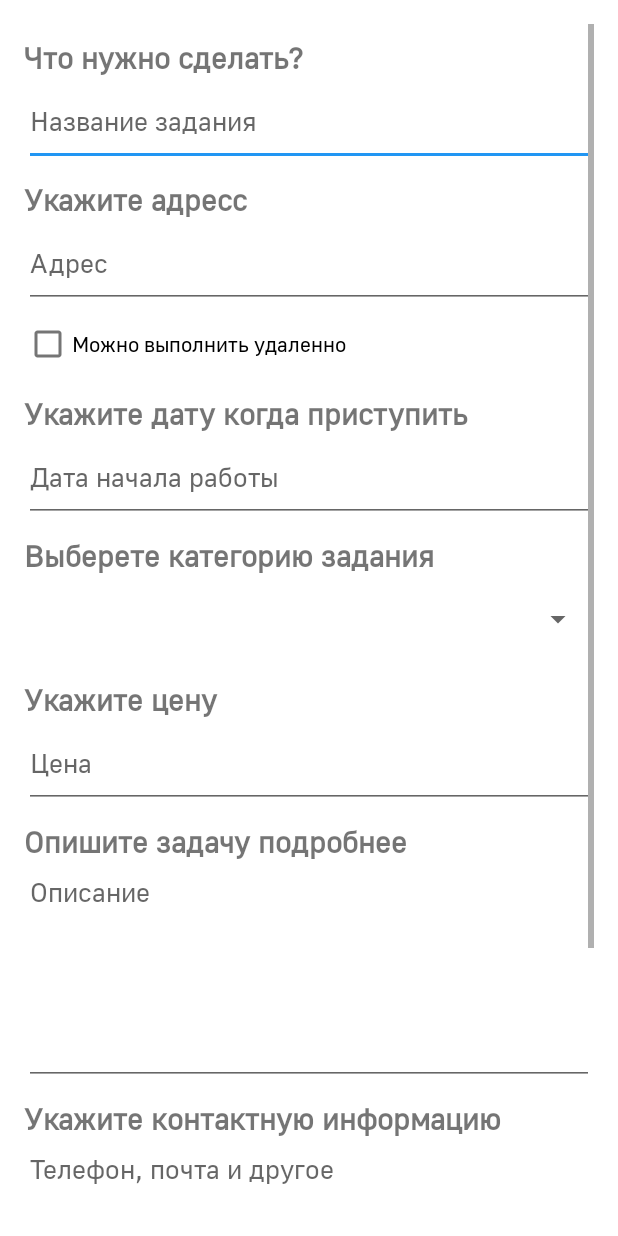
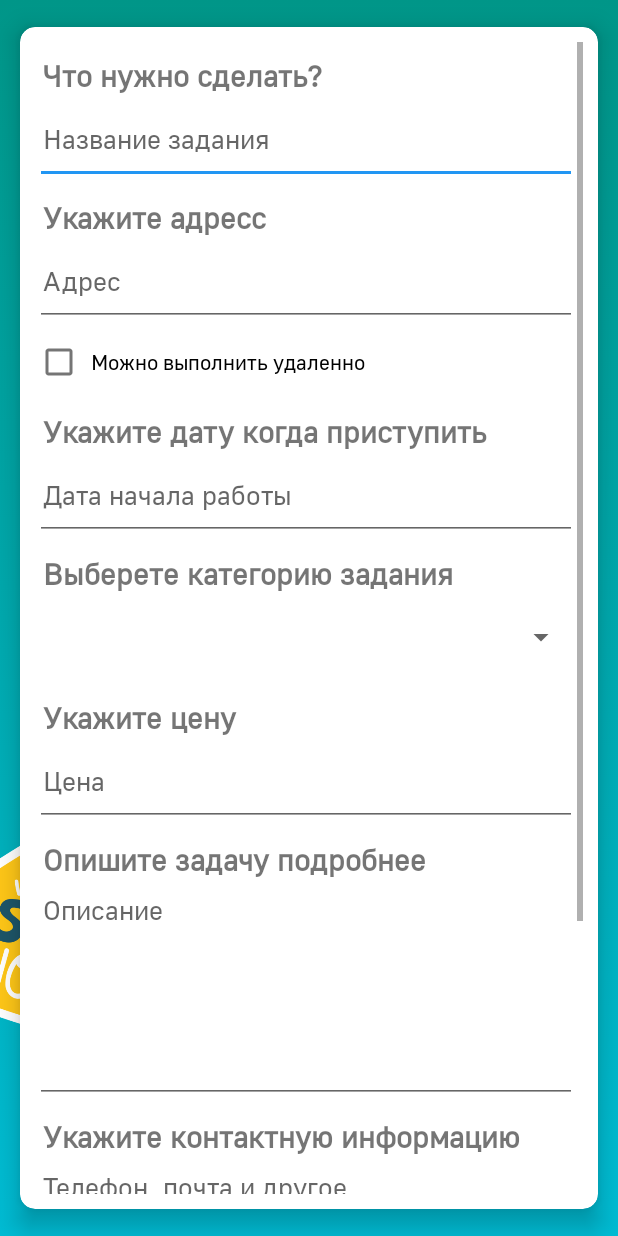
Before and after one commit to DaniilVdovin/ItsWork_Android_Java, an Android app: the fragment CreateTaskFragment shown on its own in the app's theme, on a phone screen of 412 x 824 dp. Run offline under Robolectric (Android 15) with nearby library versions, the phone set to English and light mode, and no system bars; libraries missing offline, so code that uses them is left out: com.loopj.android, cz.msebera.android.

Commit message:
fix task create UI

```diff
--- a/app/src/main/res/layout/fragment_create_task.xml
+++ b/app/src/main/res/layout/fragment_create_task.xml
@@ -5,21 +5,27 @@
     android:id="@+id/frameLayout"
     android:layout_width="match_parent"
     android:layout_height="match_parent"
-    tools:context=".ui.task.createtask.CreateTaskFragment" >
+    android:background="@drawable/screen_login_bacground"
+    tools:context=".ui.task.createtask.CreateTaskFragment">
+
+    <androidx.cardview.widget.CardView
+        android:layout_width="0dp"
+        android:layout_height="wrap_content"
+        app:cardCornerRadius="10dp"
+        app:cardElevation="10dp"
+        app:cardPreventCornerOverlap="true"
+        app:cardUseCompatPadding="true"
+        app:contentPadding="10dp"
+        app:layout_constraintEnd_toEndOf="parent"
+        app:layout_constraintStart_toStartOf="parent"
+        app:layout_constraintTop_toTopOf="parent">
 
         <ScrollView
             android:id="@+id/scrollView2"
-        android:layout_width="0dp"
-        android:layout_height="0dp"
-        android:layout_marginStart="16dp"
-        android:layout_marginTop="16dp"
-        android:layout_marginEnd="16dp"
-        android:layout_marginBottom="8dp"
-        android:scrollbarStyle="outsideOverlay"
-        app:layout_constraintBottom_toBottomOf="parent"
-        app:layout_constraintEnd_toEndOf="parent"
-        app:layout_constraintStart_toStartOf="parent"
-        app:layout_constraintTop_toTopOf="parent">
+            android:layout_width="match_parent"
+            android:layout_height="wrap_content"
+            android:fadeScrollbars="true"
+            android:scrollbarStyle="outsideInset">
 
             <LinearLayout
                 android:layout_width="match_parent"
@@ -30,6 +36,7 @@
                     android:id="@+id/textView"
                     android:layout_width="match_parent"
                     android:layout_height="wrap_content"
+                    android:paddingStart="5dp"
                     android:paddingTop="10dp"
                     android:text="Что нужно сделать?"
                     android:textSize="20sp"
@@ -41,12 +48,14 @@
                     android:layout_height="60dp"
                     android:ems="10"
                     android:hint="Название задания"
-                android:inputType="textPersonName" />
+                    android:inputType="textPersonName"
+                    android:paddingStart="5dp" />
 
                 <TextView
                     android:id="@+id/textView2"
                     android:layout_width="match_parent"
                     android:layout_height="wrap_content"
+                    android:paddingStart="5dp"
                     android:paddingTop="10dp"
                     android:text="Укажите адресс"
                     android:textSize="20sp"
@@ -58,18 +67,21 @@
                     android:layout_height="60dp"
                     android:ems="10"
                     android:hint="Адрес"
-                android:inputType="textPostalAddress" />
+                    android:inputType="textPostalAddress"
+                    android:paddingStart="5dp" />
 
                 <CheckBox
                     android:id="@+id/cb_remote"
                     android:layout_width="match_parent"
                     android:layout_height="wrap_content"
+                    android:paddingStart="5dp"
                     android:text="Можно выполнить удаленно" />
 
                 <TextView
                     android:id="@+id/textView5"
                     android:layout_width="match_parent"
                     android:layout_height="wrap_content"
+                    android:paddingStart="5dp"
                     android:paddingTop="10dp"
                     android:text="Укажите дату когда приступить"
                     android:textSize="20sp"
@@ -82,12 +94,14 @@
                     android:ems="10"
                     android:focusable="false"
                     android:hint="Дата начала работы"
-                android:inputType="date" />
+                    android:inputType="date"
+                    android:paddingStart="5dp" />
 
                 <TextView
                     android:id="@+id/textView6"
                     android:layout_width="match_parent"
                     android:layout_height="wrap_content"
+                    android:paddingStart="5dp"
                     android:paddingTop="10dp"
                     android:text="Выберете категорию задания"
                     android:textSize="20sp"
@@ -100,15 +114,15 @@
                     android:layout_marginBottom="1dp"
                     android:dropDownWidth="match_parent"
                     android:nestedScrollingEnabled="true"
-                android:paddingStart="16dp"
-                android:paddingEnd="16dp"
                     android:saveEnabled="true"
-                android:spinnerMode="dialog" />
+                    android:spinnerMode="dropdown"
+                    tools:ignore="SpeakableTextPresentCheck" />
 
                 <TextView
                     android:id="@+id/textView3"
                     android:layout_width="match_parent"
                     android:layout_height="wrap_content"
+                    android:paddingStart="5dp"
                     android:paddingTop="10dp"
                     android:text="Укажите цену"
                     android:textSize="20sp"
@@ -120,12 +134,14 @@
                     android:layout_height="60dp"
                     android:ems="10"
                     android:hint="Цена"
-                android:inputType="number" />
+                    android:inputType="number"
+                    android:paddingStart="5dp" />
 
                 <TextView
                     android:id="@+id/textView4"
                     android:layout_width="match_parent"
                     android:layout_height="wrap_content"
+                    android:paddingStart="5dp"
                     android:paddingTop="10dp"
                     android:text="Опишите задачу подробнее"
                     android:textSize="20sp"
@@ -138,12 +154,14 @@
                     android:ems="10"
                     android:gravity="start|top"
                     android:hint="Описание"
-                android:inputType="textMultiLine" />
+                    android:inputType="textMultiLine"
+                    android:paddingStart="5dp" />
 
                 <TextView
                     android:id="@+id/textView14"
                     android:layout_width="match_parent"
                     android:layout_height="wrap_content"
+                    android:paddingStart="5dp"
                     android:paddingTop="10dp"
                     android:text="Укажите контактную информацию"
                     android:textSize="20sp"
@@ -156,12 +174,14 @@
                     android:ems="10"
                     android:gravity="start|top"
                     android:hint="Телефон, почта и другое"
-                android:inputType="textMultiLine" />
+                    android:inputType="textMultiLine"
+                    android:paddingStart="5dp" />
 
                 <TextView
                     android:id="@+id/textView15"
                     android:layout_width="match_parent"
                     android:layout_height="wrap_content"
+                    android:paddingStart="5dp"
                     android:text="Ваши контактные данные будут предоставленны исполнителю которого вы выберете для этого задания" />
 
                 <Button
@@ -169,10 +189,11 @@
                     android:layout_width="match_parent"
                     android:layout_height="wrap_content"
                     android:layout_marginTop="32dp"
-                android:layout_marginBottom="32dp"
+                    android:paddingStart="5dp"
                     android:text="Создать" />
 
             </LinearLayout>
         </ScrollView>
+    </androidx.cardview.widget.CardView>
 
 </androidx.constraintlayout.widget.ConstraintLayout>
```
Lines whose indentation alone changed are shown as unchanged.
